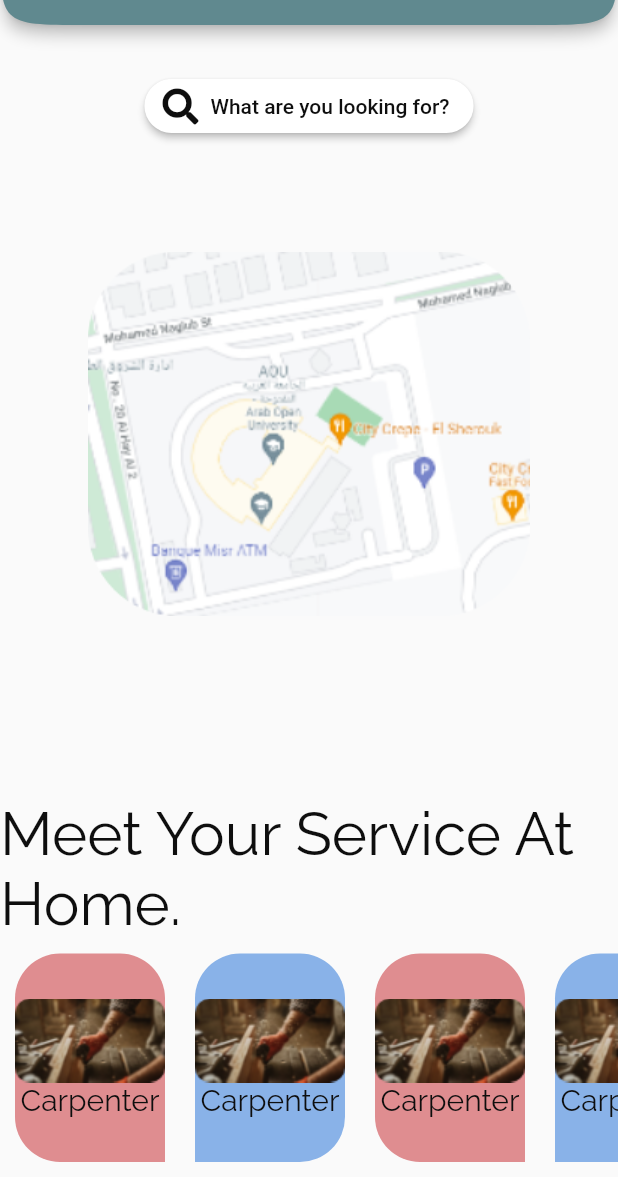
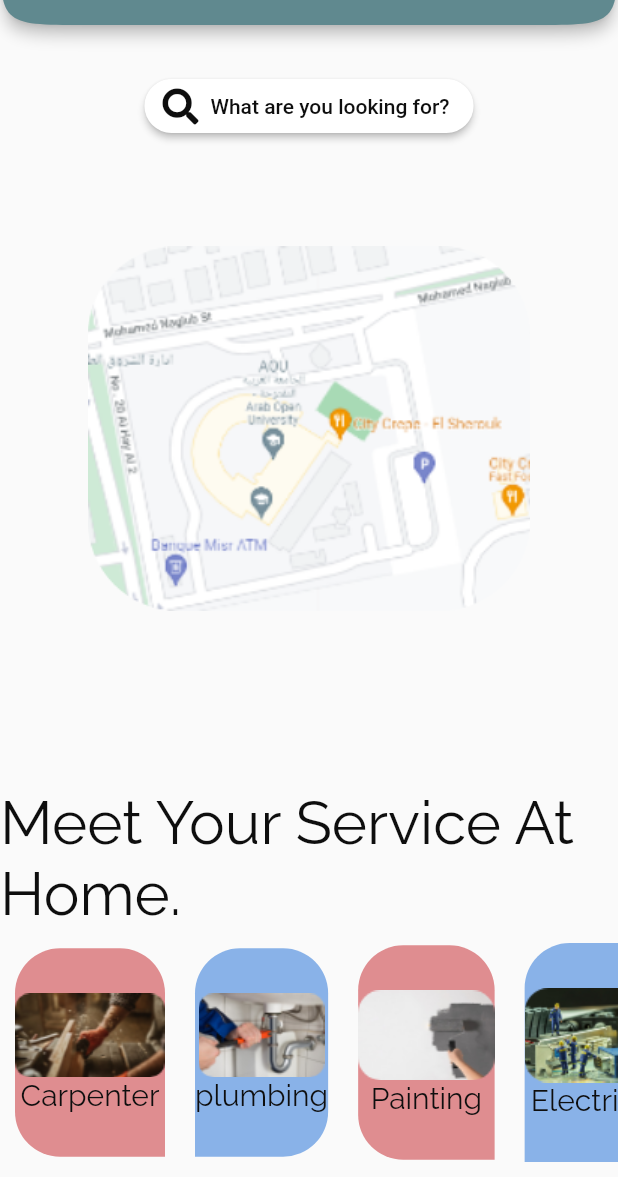
Before and after one commit to HagerHifnawy/home_maintenance_app, a Flutter app: the HomeFragment screen opened directly, on a phone screen of 412 x 824 dp, the part 59-1236 px from its top. Run offline on Flutter 3.47's test engine with Material 2 defaults, Android fonts, the phone set to English and light mode, and no system bars; our stand-ins replace cloud_firestore, firebase_auth, firebase_core, flutter_rating_bar, font_awesome_flutter, geolocator and 4 more; missing offline and left inert: flutter_phone_direct_caller; accounts and stored records are empty.

Commit message:
EditHome

```diff
--- a/lib/home/fragments/HomeFragment.dart
+++ b/lib/home/fragments/HomeFragment.dart
@@ -83,25 +83,25 @@ class _HomeFragmentState extends State<HomeFragment> {
                     GestureDetector(
                       onTap: onClickCategory,
                       child: CategoryItem(
-                          imagePath: 'assets/images/carpenter.png',
+                          imagePath: 'assets/images/plumbing.png',
                           backGroundColor: MyThemeData.blue,
-                          text: 'Carpenter',
+                          text: 'plumbing',
                           rightSided: false),
                     ),
                     CategoryItem(
-                        imagePath: 'assets/images/carpenter.png',
+                        imagePath: 'assets/images/wallpainting.png',
                         backGroundColor: MyThemeData.pink,
-                        text: 'Carpenter',
+                        text: 'Painting',
                         rightSided: true),
                     CategoryItem(
-                        imagePath: 'assets/images/carpenter.png',
+                        imagePath: 'assets/images/electronic.png',
                         backGroundColor: MyThemeData.blue,
-                        text: 'Carpenter',
+                        text: 'Electrical',
                         rightSided: false),
                     CategoryItem(
-                        imagePath: 'assets/images/carpenter.png',
+                        imagePath: 'assets/images/ceramic.png',
                         backGroundColor: MyThemeData.pink,
-                        text: 'Carpenter',
+                        text: 'Ceramic',
                         rightSided: true),
                     CategoryItem(
                         imagePath: 'assets/images/carpenter.png',
```
Also changed, not shown: lib/AllCategories/categories/CategoryScreen.dart (+49 -12 lines), lib/chat/ChatScreen.dart (+38 -1 lines), assets/images/2.0x/ceramic@2x.png (added), assets/images/2.0x/electronic@2x.png (added), assets/images/2.0x/plumbing@2x.png (added), assets/images/2.0x/wallpainting@2x.png (added), assets/images/3.0x/ceramic@3x.png (added), assets/images/3.0x/electronic@3x.png (added), assets/images/3.0x/plumbing@3x.png (added), assets/images/3.0x/wallpainting@3x.png (added), assets/images/ceramic.png (added), assets/images/electronic.png (added), assets/images/plumbing.png (added), assets/images/wallpainting.png (added).
